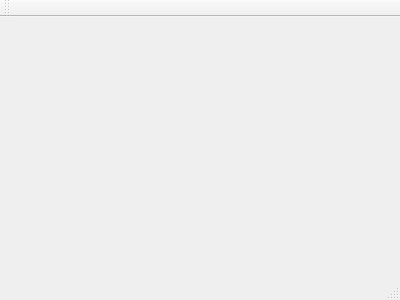
mayeguas/RailMLDrawer, file src/RailmlDrawer/mainwindow.ui: the form before one commit.
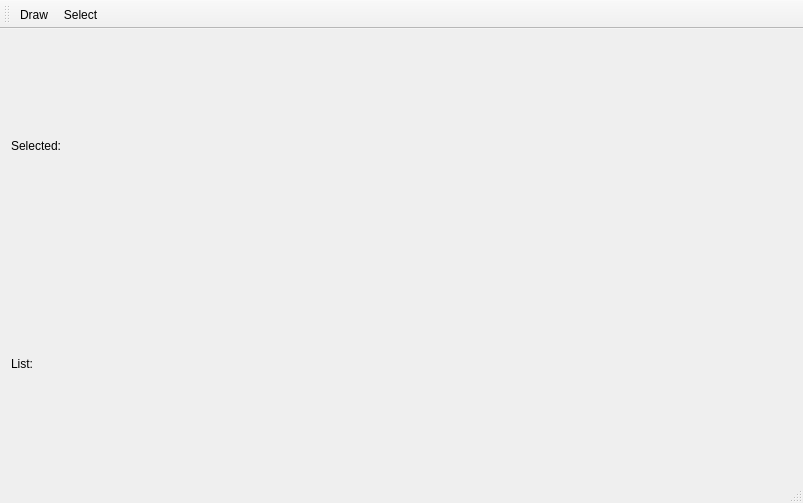
The form after the commit.

Diff of the .ui file:
```diff
--- a/src/RailmlDrawer/mainwindow.ui
+++ b/src/RailmlDrawer/mainwindow.ui
@@ -6,15 +6,34 @@
    <rect>
     <x>0</x>
     <y>0</y>
-    <width>400</width>
-    <height>300</height>
+    <width>803</width>
+    <height>503</height>
    </rect>
   </property>
   <property name="windowTitle">
    <string>MainWindow</string>
   </property>
   <widget class="QWidget" name="centralWidget">
-   <layout class="QVBoxLayout" name="verticalLayout"/>
+   <layout class="QVBoxLayout" name="verticalLayout">
+    <item>
+     <layout class="QVBoxLayout" name="vLayout">
+      <item>
+       <widget class="QLabel" name="selectedElement">
+        <property name="text">
+         <string>Selected:</string>
+        </property>
+       </widget>
+      </item>
+      <item>
+       <widget class="QLabel" name="elementList">
+        <property name="text">
+         <string>List:</string>
+        </property>
+       </widget>
+      </item>
+     </layout>
+    </item>
+   </layout>
   </widget>
   <widget class="QMenuBar" name="menuBar">
    <property name="geometry">
@@ -33,8 +52,20 @@
    <attribute name="toolBarBreak">
     <bool>false</bool>
    </attribute>
+   <addaction name="actionDraw"/>
+   <addaction name="actionSelect"/>
   </widget>
   <widget class="QStatusBar" name="statusBar"/>
+  <action name="actionDraw">
+   <property name="text">
+    <string>Draw</string>
+   </property>
+  </action>
+  <action name="actionSelect">
+   <property name="text">
+    <string>Select</string>
+   </property>
+  </action>
  </widget>
  <layoutdefault spacing="6" margin="11"/>
  <resources/>
```
Left out of the diff: 2 changed lines with no effect on the pictures.
